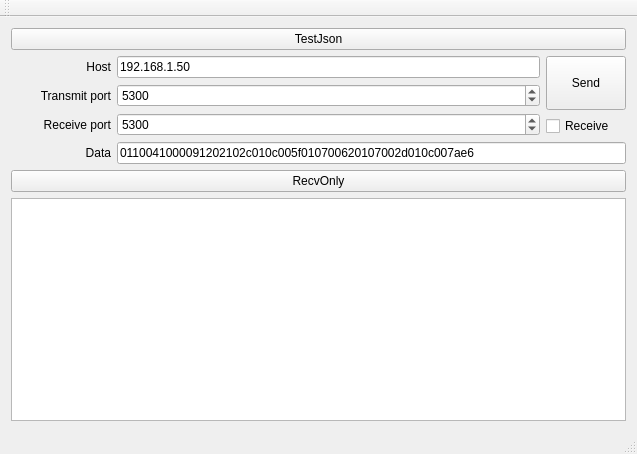
Before: the Qt Designer form testing/mainwindow.ui in breton75/ksuts, drawn with Qt 5.
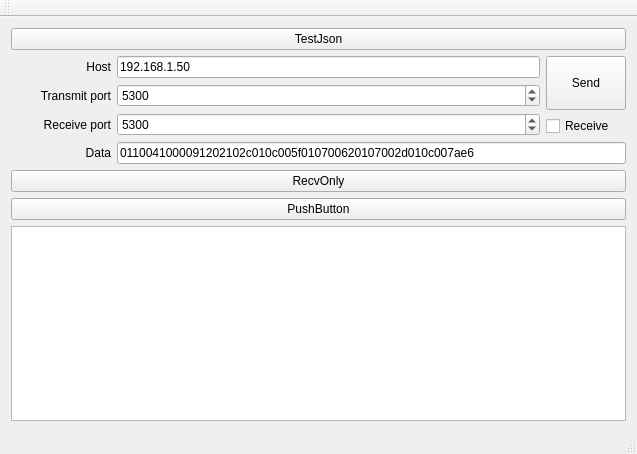
After: the same form once the commit is applied.

The edit to the form file:
```diff
--- a/testing/mainwindow.ui
+++ b/testing/mainwindow.ui
@@ -199,6 +199,13 @@
       </property>
      </widget>
     </item>
+    <item>
+     <widget class="QPushButton" name="pushButton_2">
+      <property name="text">
+       <string>PushButton</string>
+      </property>
+     </widget>
+    </item>
     <item>
      <widget class="QTextEdit" name="textRecv"/>
     </item>
```
